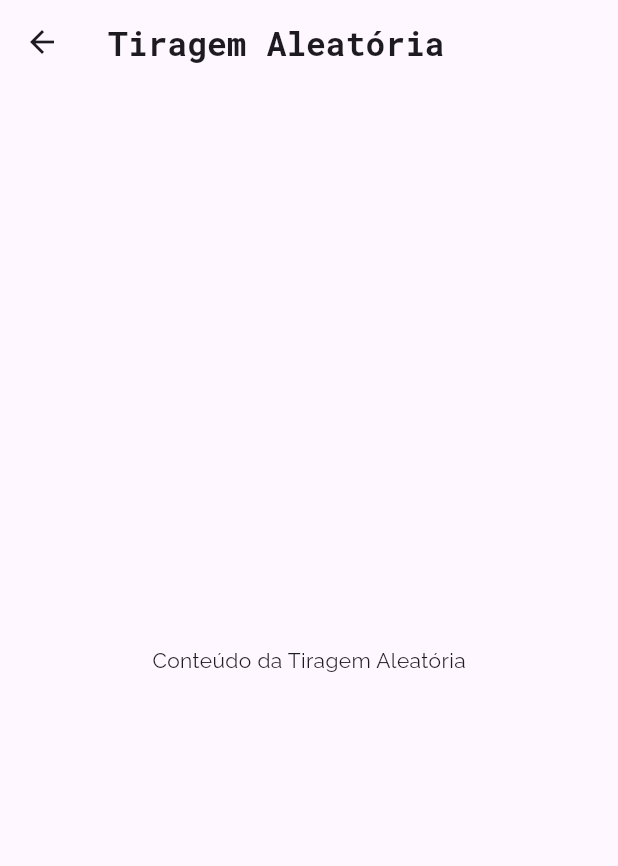
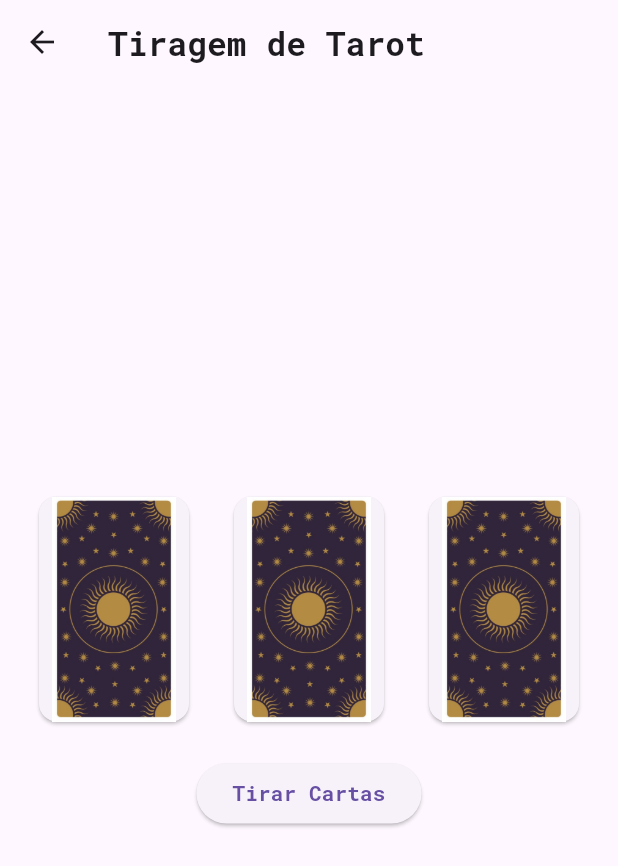
Before and after one commit to ShiroUsag1/TarotIA, a Flutter app: the screen it shows after launch, after a tap on "Tiragem Aleatória", on a phone screen of 412 x 824 dp. Shown: the top 866 px of the screen. Run offline on Flutter 3.47's test engine with Material 3 defaults, Android fonts, the phone set to English and light mode, and no system bars; our stand-ins replace flutter_dotenv.

Commit message:
random cards module

```diff
--- a/tarot_app/devtools_options.yaml
+++ b/tarot_app/devtools_options.yaml
@@ -1,3 +1,3 @@
 description: This file stores settings for Dart & Flutter DevTools.
-documentation: https://docs.flutter.dev/tools/devtools/extensions#configure-extension-enablement-states
+documentation: https:
 extensions:
--- a/tarot_app/lib/dashboard_screen.dart
+++ b/tarot_app/lib/dashboard_screen.dart
@@ -122,8 +122,7 @@ class DashboardScreenState extends State<DashboardScreen>
                     "Tiragem Aleatória", 'assets/img/tarot1.png', false, () {
                   Navigator.push(
                     context,
-                    MaterialPageRoute(
-                        builder: (context) => TiragemAleatoriaScreen()),
+                    MaterialPageRoute(builder: (context) => TiragemScreen()),
                   );
                 }),
                 SizedBox(height: 20),
--- a/tarot_app/lib/intro_main.dart
+++ b/tarot_app/lib/intro_main.dart
@@ -1,6 +1,6 @@
 import 'package:flutter/material.dart';
 import 'constants_colors.dart';
-import 'dashboard_screen.dart'; // Importa a tela principal
+import 'dashboard_screen.dart';
 
 class IntroMain extends StatefulWidget {
   @override
@@ -45,7 +45,7 @@ class IntroMainState extends State<IntroMain> {
                   TextSpan(
                     text: 'Tarot',
                     style: TextStyle(
-                      fontFamily: 'AlexBrush', // Fonte para a primeira palavra
+                      fontFamily: 'AlexBrush',
                       fontSize: 100,
                       color: Colors.white,
                     ),
@@ -53,7 +53,7 @@ class IntroMainState extends State<IntroMain> {
                   TextSpan(
                     text: 'IA',
                     style: TextStyle(
-                      fontFamily: 'Roboto', // Fonte para a segunda palavra
+                      fontFamily: 'Roboto',
                       fontSize: 35,
                       color: Colors.white,
                     ),
@@ -72,7 +72,7 @@ class IntroMainState extends State<IntroMain> {
             ),
             SizedBox(height: 40),
             CircularProgressIndicator(
-              strokeWidth: 4.0, // Largura da borda
+              strokeWidth: 4.0,
               valueColor:
                   AlwaysStoppedAnimation<Color>(const Color(0xFFFFFFFF)),
             ),
--- a/tarot_app/lib/subpages/tiragem/tiragem.dart
+++ b/tarot_app/lib/subpages/tiragem/tiragem.dart
@@ -1,14 +1,106 @@
+import 'dart:math';
 import 'package:flutter/material.dart';
+import 'package:tarotia/models/cartas.dart';
+import 'package:tarotia/models/mock_cartas.dart';
 
-class TiragemAleatoriaScreen extends StatelessWidget {
+class TiragemScreen extends StatefulWidget {
+  @override
+  TiragemScreenState createState() => TiragemScreenState();
+}
+
+class TiragemScreenState extends State<TiragemScreen>
+    with SingleTickerProviderStateMixin {
+  List<CartaTarot> cartasSelecionadas = [];
+  bool mostrarVerso = true;
+
+  late AnimationController _controller;
+  late Animation<double> _animation;
+
+  @override
+  void initState() {
+    super.initState();
+
+    _controller = AnimationController(
+      duration: Duration(seconds: 5),
+      vsync: this,
+    )..addListener(() {
+        setState(() {});
+      });
+
+    _animation = TweenSequence([
+      TweenSequenceItem(tween: Tween(begin: 0.0, end: 4.0), weight: 20),
+      TweenSequenceItem(tween: Tween(begin: 4.0, end: 5.0), weight: 25),
+      TweenSequenceItem(tween: Tween(begin: 5.0, end: 5.5), weight: 30),
+    ]).animate(CurvedAnimation(parent: _controller, curve: Curves.linear));
+  }
+
+  void _tirarCartas() {
+    final random = Random();
+    cartasSelecionadas = List.generate(
+      3,
+      (_) => mockCartas[random.nextInt(mockCartas.length)],
+    );
+
+    setState(() {
+      mostrarVerso = true;
+    });
+    _controller.forward(from: 0);
+
+    Future.delayed(Duration(seconds: 5), () {
+      setState(() {
+        mostrarVerso = false;
+      });
+      _controller.forward(from: 0.025);
+      _controller.animateBack(0.0, duration: Duration(seconds: 2));
+    });
+  }
+
+  @override
+  void dispose() {
+    _controller.dispose();
+    super.dispose();
+  }
+
   @override
   Widget build(BuildContext context) {
     return Scaffold(
-      appBar: AppBar(
-        title: Text('Tiragem Aleatória'),
-      ),
-      body: Center(
-        child: Text('Conteúdo da Tiragem Aleatória'),
+      appBar: AppBar(title: Text("Tiragem de Tarot")),
+      body: Column(
+        mainAxisAlignment: MainAxisAlignment.center,
+        children: [
+          Row(
+            mainAxisAlignment: MainAxisAlignment.spaceEvenly,
+            children: List.generate(3, (index) {
+              final carta = cartasSelecionadas.isNotEmpty
+                  ? cartasSelecionadas[index]
+                  : null;
+
+              return Transform(
+                transform: Matrix4.rotationY(_animation.value * 3.1416),
+                alignment: Alignment.center,
+                child: Card(
+                  child: SizedBox(
+                    width: 100,
+                    height: 150,
+                    child: Stack(
+                      alignment: Alignment.center,
+                      children: [
+                        Image.asset(mostrarVerso
+                            ? "assets/cards/back.jpg"
+                            : carta!.imagemUrl)
+                      ],
+                    ),
+                  ),
+                ),
+              );
+            }),
+          ),
+          SizedBox(height: 20),
+          ElevatedButton(
+            onPressed: _tirarCartas,
+            child: Text("Tirar Cartas"),
+          ),
+        ],
       ),
     );
   }
```
Also changed, not shown: tarot_app/lib/subpages/manual/resultado/por_imagem.dart (+4 -6 lines), tarot_app/lib/subpages/manual/resultado/por_texto.dart (+3 -4 lines), tarot_app/assets/cards/back.jpg (added), tarot_app/pubspec.lock, 3 other files.
